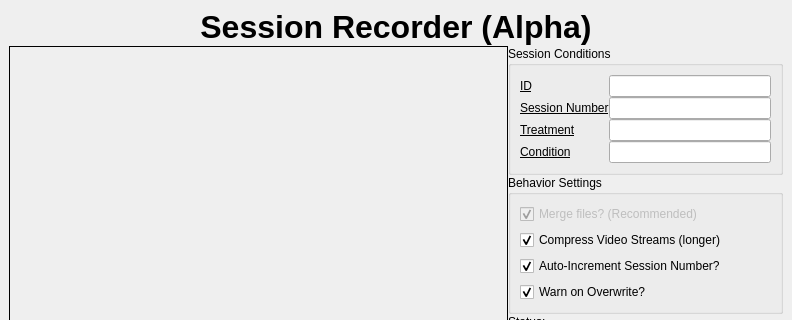
The window that avrecorder.ui (miyamot0/SessionRecorder) describes before a commit, drawn with Qt 5; both pictures show x 0 to 792 and y 0 to 320 of the 792 by 558 pixel window.
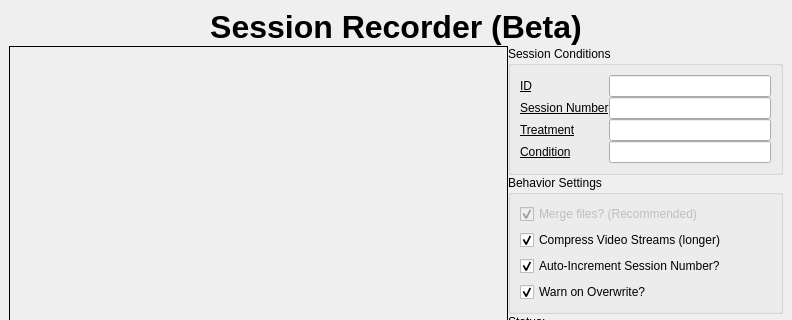
The same window after the commit.

Commit message: Update GUI -- no longer in Alpha

The edit to the form file:
```diff
--- a/avrecorder.ui
+++ b/avrecorder.ui
@@ -70,7 +70,7 @@
            </sizepolicy>
           </property>
           <property name="text">
-           <string>&lt;html&gt;&lt;head/&gt;&lt;body&gt;&lt;p align=&quot;center&quot;&gt;&lt;span style=&quot; font-size:24pt; font-weight:600;&quot;&gt;Session Recorder (Alpha)&lt;/span&gt;&lt;/p&gt;&lt;/body&gt;&lt;/html&gt;</string>
+           <string>&lt;html&gt;&lt;head/&gt;&lt;body&gt;&lt;p align=&quot;center&quot;&gt;&lt;span style=&quot; font-size:24pt; font-weight:600;&quot;&gt;Session Recorder (Beta)&lt;/span&gt;&lt;/p&gt;&lt;/body&gt;&lt;/html&gt;</string>
           </property>
          </widget>
         </item>
```
The commit also changes 1 other file.
